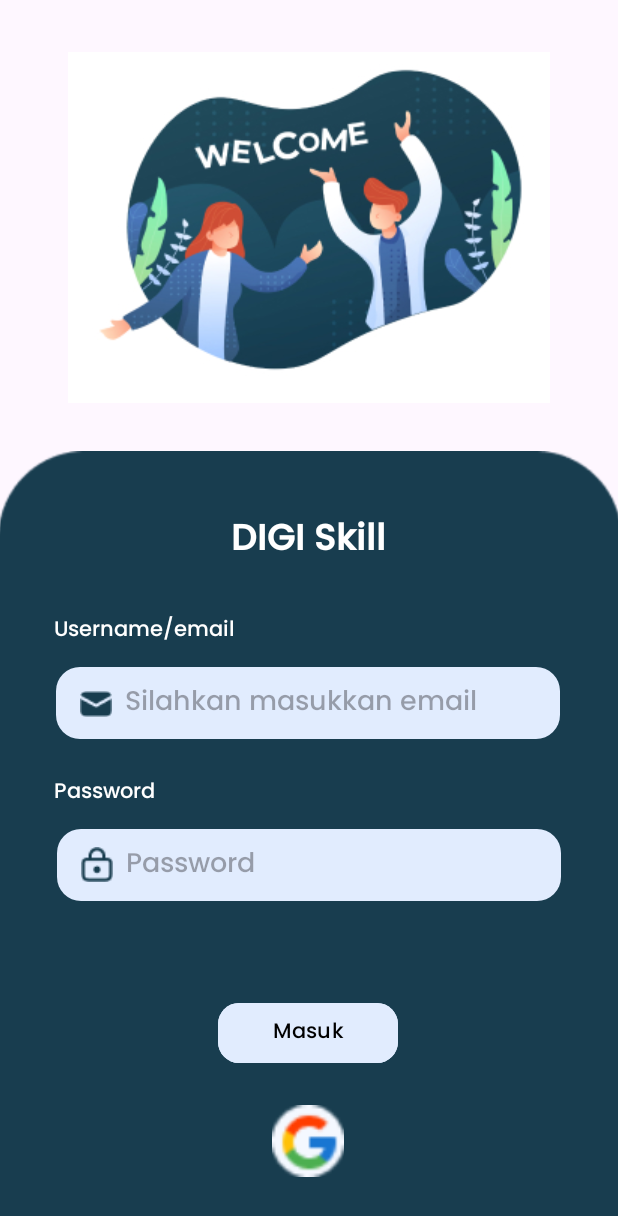
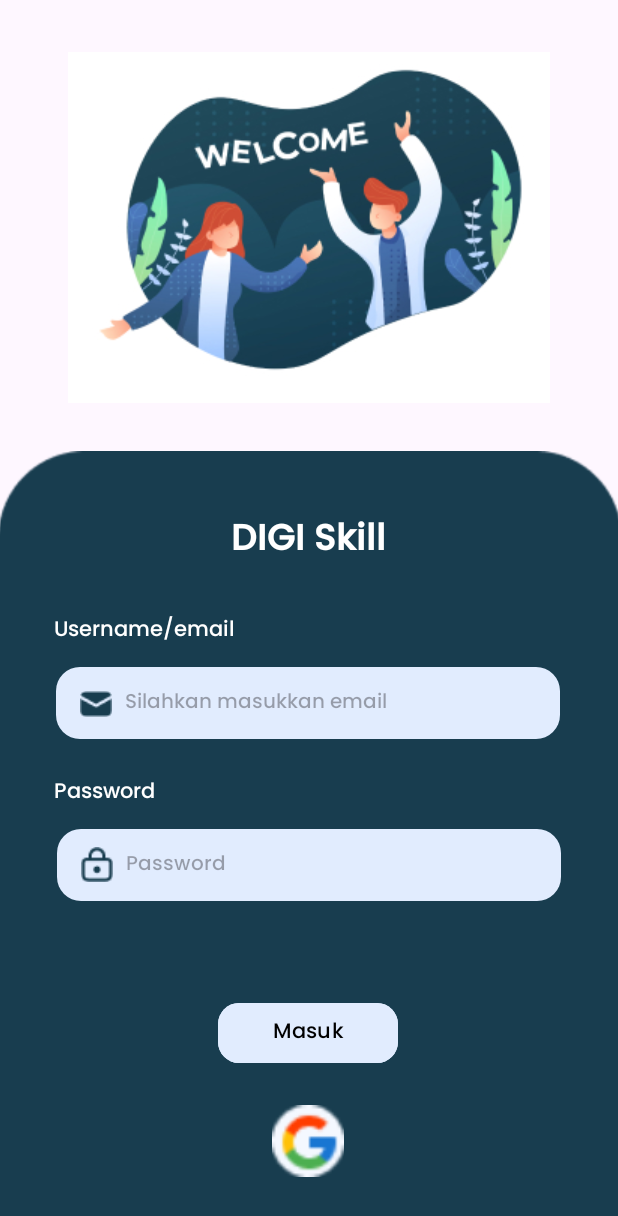
Before and after one commit to alifnay/praktik_firebase, an Android app: the layout activity_login.xml on its own in the app's theme, with its tools: preview values and no code run, on a phone screen of 412 x 824 dp. Shown: the top 1216 px of the screen. Run offline under Robolectric (Android 15) with nearby library versions, the phone set to English and light mode, and no system bars.

Commit message:
font size configuration

```diff
--- a/app/src/main/res/layout/activity_login.xml
+++ b/app/src/main/res/layout/activity_login.xml
@@ -66,6 +66,7 @@
         android:layout_marginTop="12dp"
         android:background="@drawable/rounded_edittext"
         android:hint="Silahkan masukkan email"
+        android:textSize="13sp"
         android:paddingLeft="46dp"
         app:layout_constraintEnd_toEndOf="parent"
         app:layout_constraintHorizontal_bias="0.493"
@@ -100,6 +101,7 @@
         android:layout_marginTop="12dp"
         android:background="@drawable/rounded_edittext"
         android:hint="Password"
+        android:textSize="13sp"
         android:paddingLeft="46dp"
         app:layout_constraintEnd_toEndOf="parent"
         app:layout_constraintStart_toStartOf="parent"
```
